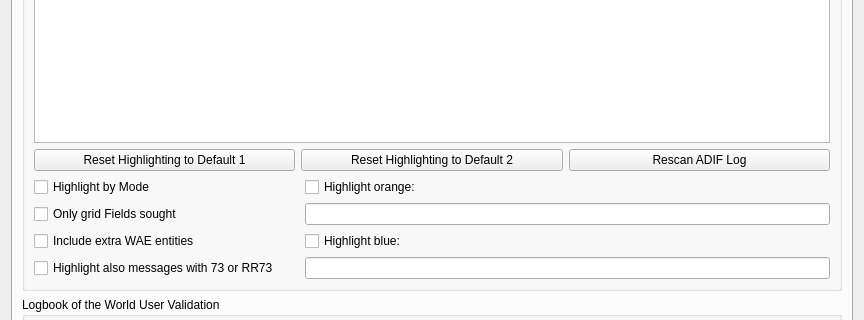
Old version of the form Configuration.ui in the repository WSJTX/wsjtx; both pictures show x 0 to 864 and y 124 to 444 of the 864 by 716 pixel window.
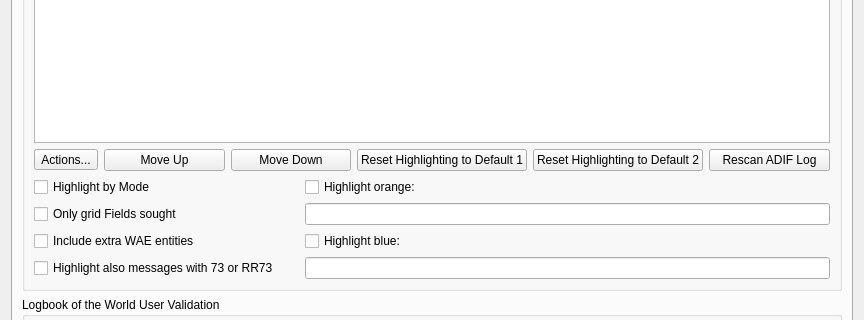
New version of the form. The open tabs and pages were chosen to show the change. Custom widgets are drawn as their Qt base class.

```diff
--- a/Configuration.ui
+++ b/Configuration.ui
@@ -2966,6 +2966,39 @@
          <layout class="QGridLayout" name="gridLayout_5">
           <item row="1" column="0" colspan="2">
            <layout class="QHBoxLayout" name="horizontalLayout_20">
+            <item>
+             <widget class="QToolButton" name="highlighting_actions_tool_button">
+              <property name="toolTip">
+               <string>Change or reset colors for the selected highlighting rule.</string>
+              </property>
+              <property name="text">
+               <string>Actions...</string>
+              </property>
+              <property name="popupMode">
+               <enum>QToolButton::InstantPopup</enum>
+              </property>
+             </widget>
+            </item>
+            <item>
+             <widget class="QPushButton" name="move_highlighting_up_push_button">
+              <property name="toolTip">
+               <string>Move the selected highlighting rule earlier in priority order.</string>
+              </property>
+              <property name="text">
+               <string>Move Up</string>
+              </property>
+             </widget>
+            </item>
+            <item>
+             <widget class="QPushButton" name="move_highlighting_down_push_button">
+              <property name="toolTip">
+               <string>Move the selected highlighting rule later in priority order.</string>
+              </property>
+              <property name="text">
+               <string>Move Down</string>
+              </property>
+             </widget>
+            </item>
             <item>
              <widget class="QPushButton" name="reset_highlighting_to_defaults_push_button">
               <property name="toolTip">
```
Left out of the diff: 29 changed lines with no effect on the pictures.
